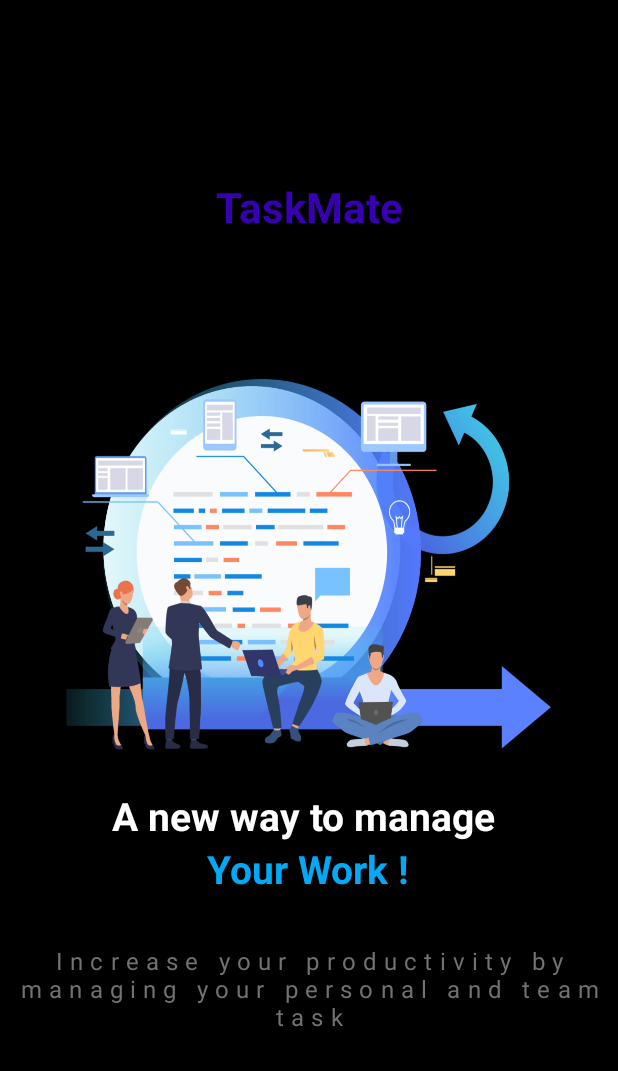
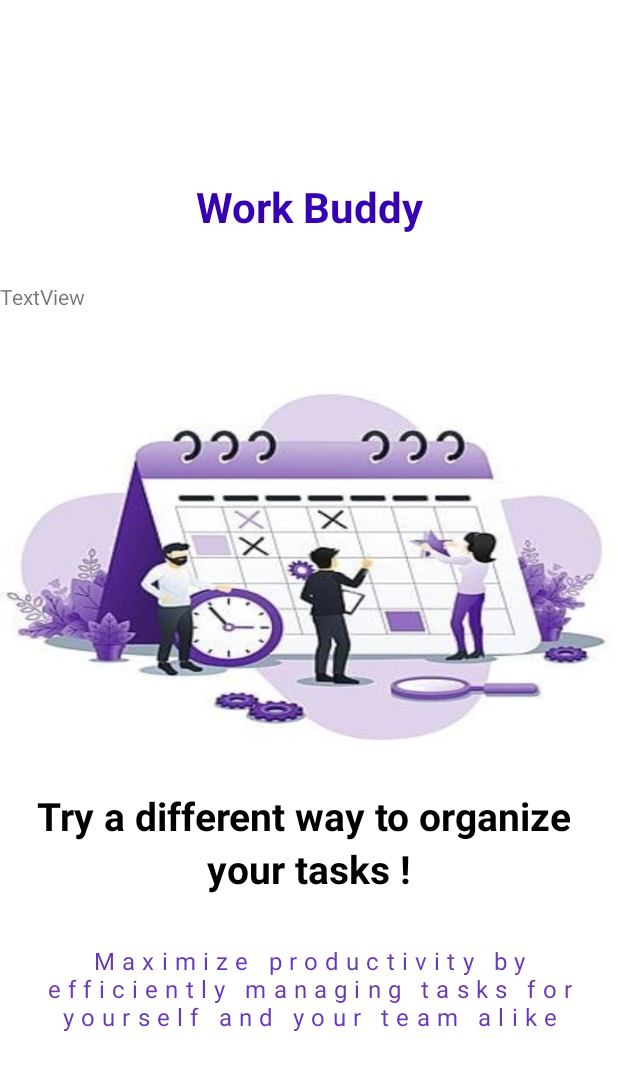
Before and after one commit to ChamiDeSilva/Android_todo_list_app, an Android app: the SplashScreen screen opened directly, with no data from a screen before it, on a phone screen of 412 x 824 dp. Shown: the top 1071 px of the screen. Run offline under Robolectric (Android 15) with nearby library versions, the phone set to English and light mode, and no system bars; our stand-ins replace Room's generated code.

Commit message:
Update colours

```diff
--- a/app/src/main/res/layout/activity_splash_screen.xml
+++ b/app/src/main/res/layout/activity_splash_screen.xml
@@ -3,7 +3,7 @@
     xmlns:app="http://schemas.android.com/apk/res-auto"
     xmlns:tools="http://schemas.android.com/tools"
     android:layout_width="match_parent"
-    android:background="@color/black"
+    android:background="@color/white"
     android:orientation="vertical"
     android:gravity="center_vertical"
     android:layout_height="match_parent"
@@ -14,7 +14,7 @@
         android:id="@+id/textView2"
         android:layout_width="match_parent"
         android:layout_height="69dp"
-        android:text="TaskMate"
+        android:text="Work Buddy"
         android:textAlignment="center"
         android:textColor="@color/purple_700"
         android:textSize="28sp"
@@ -46,8 +46,8 @@
         android:layout_height="wrap_content"
         android:layout_gravity="center_horizontal"
         android:fontFamily="sans-serif"
-        android:text="A new way to manage "
-        android:textColor="@color/white"
+        android:text="Try a different way to organize "
+        android:textColor="@color/black"
         android:textSize="26sp"
         android:textStyle="bold" />
 
@@ -56,8 +56,8 @@
         android:layout_height="68dp"
         android:layout_gravity="center_horizontal"
         android:fontFamily="sans-serif"
-        android:text="Your Work !"
-        android:textColor="@color/lightblue"
+        android:text="your tasks !"
+        android:textColor="@color/black"
         android:textSize="26sp"
         android:textStyle="bold" />
 
@@ -66,9 +66,9 @@
         android:layout_height="75dp"
         android:fontFamily="sans-serif"
         android:letterSpacing="0.3"
-        android:text="Increase your productivity by managing your personal and team task"
+        android:text="Maximize productivity by efficiently managing tasks for yourself and your team alike"
         android:textAlignment="center"
-        android:textColor="#757171"
+        android:textColor="#673AB7"
         android:textSize="16sp" />
 
 </LinearLayout>
```
Also changed, not shown: app/src/main/res/drawable/landing.png.
